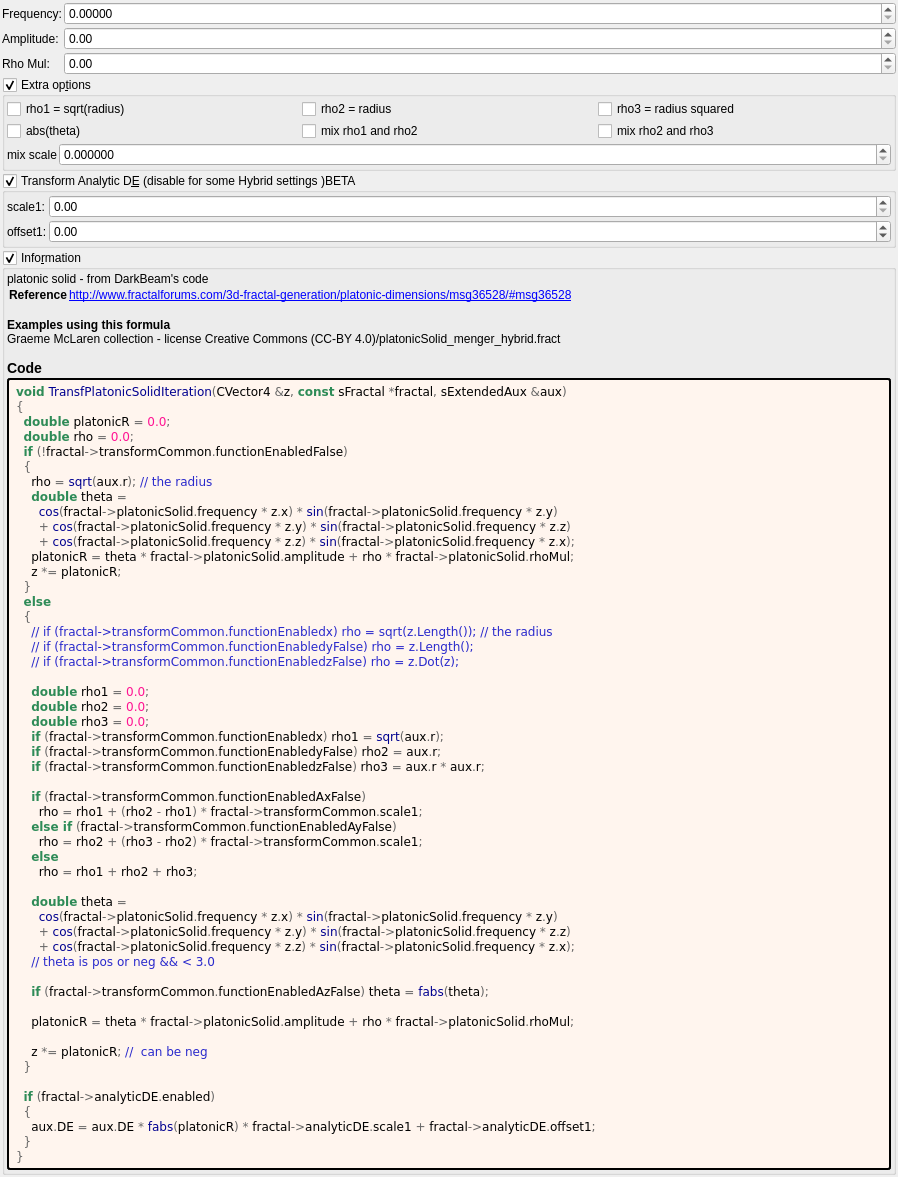
First picture: the form in mandelbulber2/formula/ui/transf_platonic_solid.ui, repository buddhi1980/mandelbulber2, before the edit.
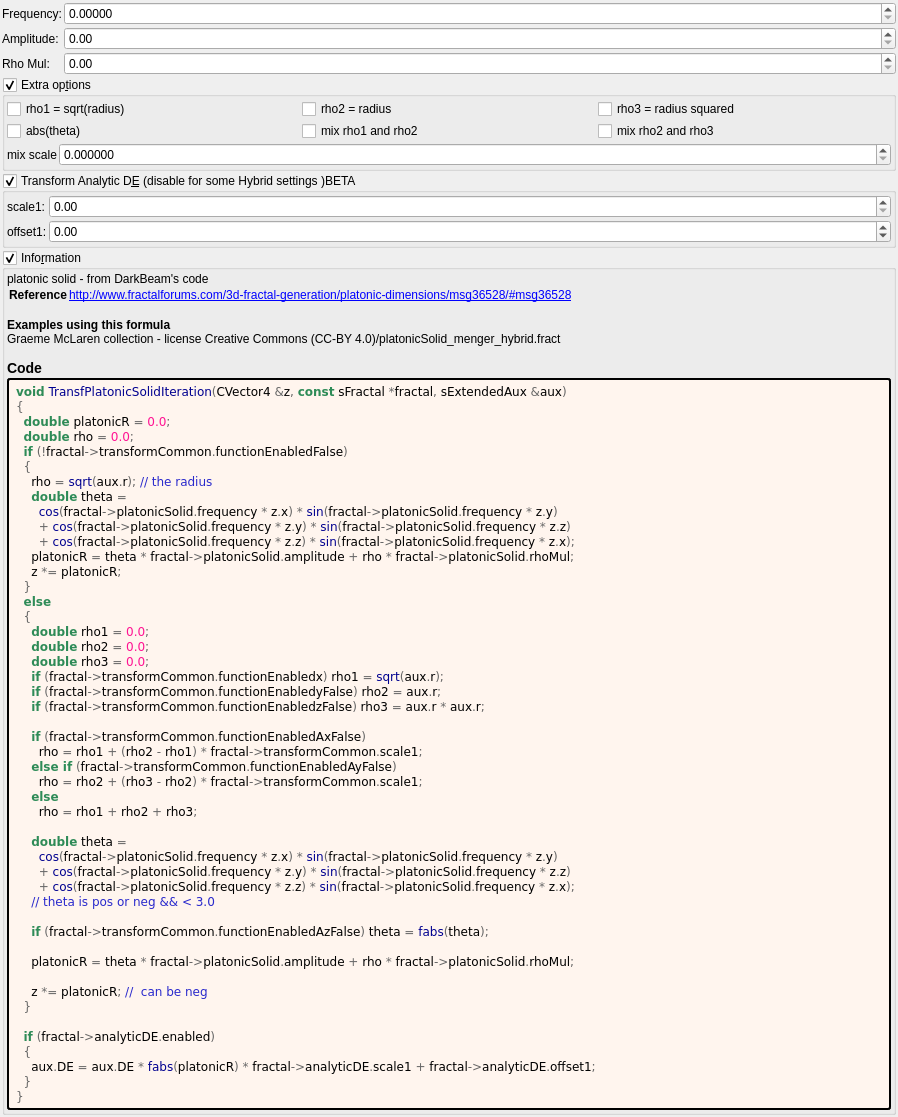
Second picture: the form after the edit. Custom widgets are drawn as their Qt base class.

```diff
--- a/mandelbulber2/formula/ui/transf_platonic_solid.ui
+++ b/mandelbulber2/formula/ui/transf_platonic_solid.ui
@@ -448,10 +448,6 @@
   &lt;span style=&quot;color:#676767&quot;&gt;}&lt;/span&gt;
   &lt;span style=&quot;color:#2e8b57; font-weight:bold&quot;&gt;else&lt;/span&gt;
   &lt;span style=&quot;color:#676767&quot;&gt;{&lt;/span&gt;
-    &lt;span style=&quot;color:#2929cc&quot;&gt;// if (fractal-&amp;gt;transformCommon.functionEnabledx) rho = sqrt(z.Length()); // the radius&lt;/span&gt;
-    &lt;span style=&quot;color:#2929cc&quot;&gt;// if (fractal-&amp;gt;transformCommon.functionEnabledyFalse) rho = z.Length();&lt;/span&gt;
-    &lt;span style=&quot;color:#2929cc&quot;&gt;// if (fractal-&amp;gt;transformCommon.functionEnabledzFalse) rho = z.Dot(z);&lt;/span&gt;
-
     &lt;span style=&quot;color:#2e8b57; font-weight:bold&quot;&gt;double&lt;/span&gt; rho1 &lt;span style=&quot;color:#676767&quot;&gt;=&lt;/span&gt; &lt;span style=&quot;color:#ff1493&quot;&gt;0.0&lt;/span&gt;&lt;span style=&quot;color:#676767&quot;&gt;;&lt;/span&gt;
     &lt;span style=&quot;color:#2e8b57; font-weight:bold&quot;&gt;double&lt;/span&gt; rho2 &lt;span style=&quot;color:#676767&quot;&gt;=&lt;/span&gt; &lt;span style=&quot;color:#ff1493&quot;&gt;0.0&lt;/span&gt;&lt;span style=&quot;color:#676767&quot;&gt;;&lt;/span&gt;
     &lt;span style=&quot;color:#2e8b57; font-weight:bold&quot;&gt;double&lt;/span&gt; rho3 &lt;span style=&quot;color:#676767&quot;&gt;=&lt;/span&gt; &lt;span style=&quot;color:#ff1493&quot;&gt;0.0&lt;/span&gt;&lt;span style=&quot;color:#676767&quot;&gt;;&lt;/span&gt;
```
